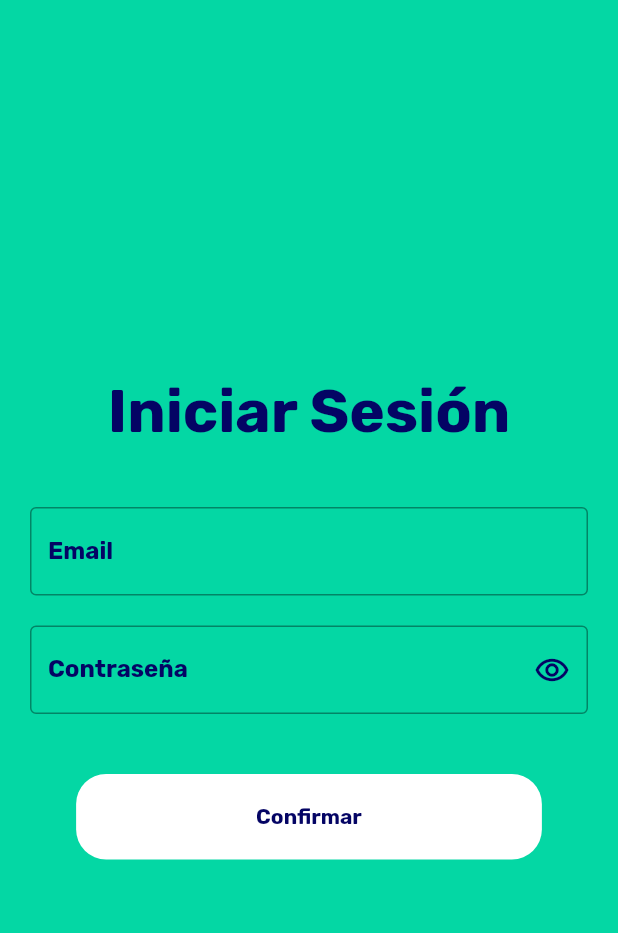
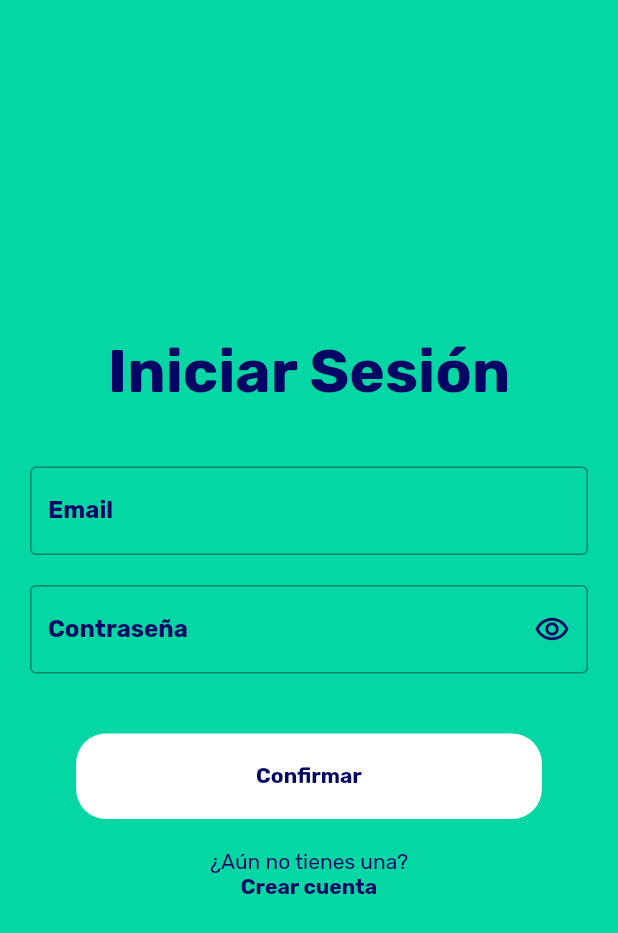
Before and after one commit to jbotero93/r5_app, a Flutter app: the screen it shows after launch, on a phone screen of 412 x 824 dp. Shown: the top 933 px of the screen. Run offline on Flutter 3.47's test engine with Material 2 defaults, Android fonts, the phone set to English and light mode, and no system bars; our stand-ins replace animated_text_kit, cloud_firestore, firebase_auth, firebase_core, google_fonts, page_transition; accounts and stored records are empty.

Commit message:
Terminado el modulo Todo y se inicia el modulo de signup

```diff
--- a/lib/login/interface/login_page.dart
+++ b/lib/login/interface/login_page.dart
@@ -87,7 +87,8 @@ class LoginPage extends StatelessWidget {
                         ),
                       ),
                     );
-                    }),
+                  },
+                ),
                 const SizedBox(
                   height: 40,
                 ),
@@ -139,6 +140,25 @@ class LoginPage extends StatelessWidget {
                     ),
                   ),
                 ),
+                SizedBox(
+                  height: 20,
+                ),
+                Text(
+                  '¿Aún no tienes una?',
+                  style: GoogleFonts.rubik(
+                    color: R5Colors.blue,
+                  ),
+                ),
+                InkWell(
+                  onTap: () {},
+                  child: Text(
+                    'Crear cuenta',
+                    style: GoogleFonts.rubik(
+                      color: R5Colors.blue,
+                      fontWeight: FontWeight.bold,
+                    ),
+                  ),
+                ),
               ],
             ),
           ),
```
Lines whose indentation alone changed are shown as unchanged.
